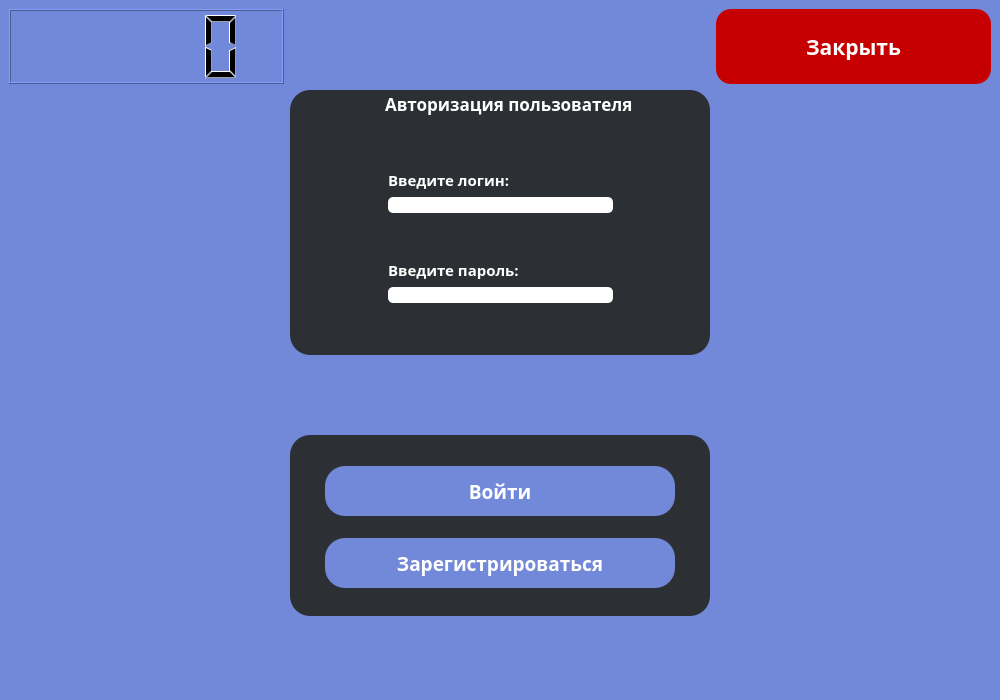
Before: the Qt Designer form auth.ui in Proto999/authgui, drawn with Qt 5.
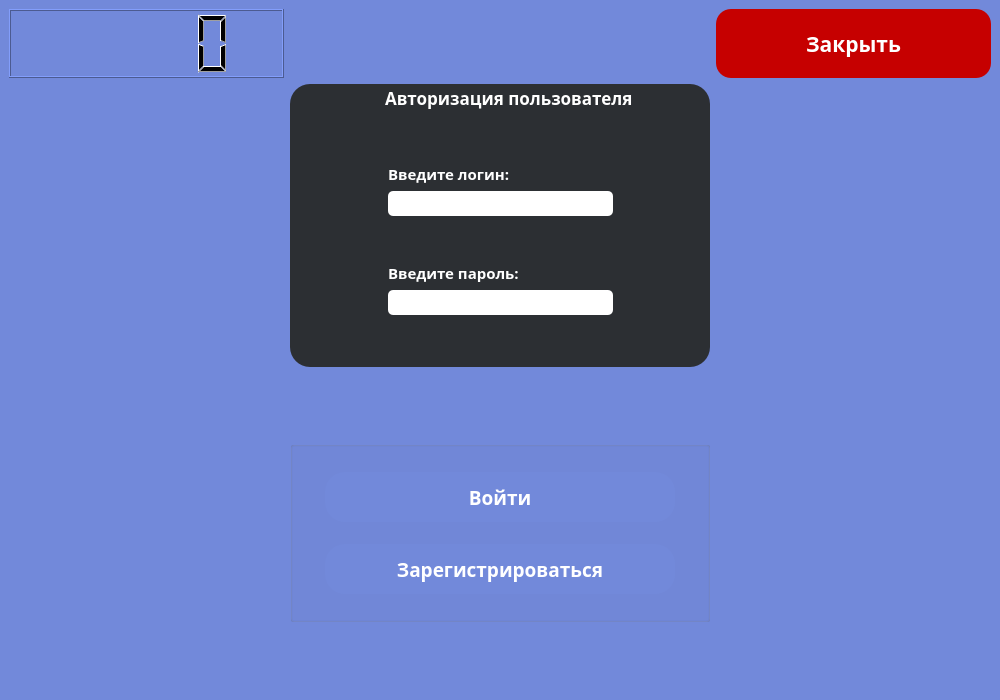
After: the same form once the commit is applied.

What changed in the file:
```diff
--- a/auth.ui
+++ b/auth.ui
@@ -13,7 +13,7 @@
   <property name="font">
    <font>
     <family>gg sans</family>
-    <bold>true</bold>
+    <bold>false</bold>
    </font>
   </property>
   <property name="windowTitle">
@@ -128,9 +128,16 @@
          <property name="minimumSize">
           <size>
            <width>225</width>
-           <height>0</height>
+           <height>25</height>
           </size>
          </property>
+         <property name="font">
+          <font>
+           <family>gg sans</family>
+           <pointsize>11</pointsize>
+           <bold>true</bold>
+          </font>
+         </property>
          <property name="styleSheet">
           <string notr="true">background-color: rgb(255, 255, 255);
 border-radius: 5px;
@@ -176,6 +183,19 @@
        </item>
        <item row="2" column="1">
         <widget class="QLineEdit" name="lineEdit">
+         <property name="minimumSize">
+          <size>
+           <width>225</width>
+           <height>25</height>
+          </size>
+         </property>
+         <property name="font">
+          <font>
+           <family>gg sans</family>
+           <pointsize>11</pointsize>
+           <bold>true</bold>
+          </font>
+         </property>
          <property name="styleSheet">
           <string notr="true">background-color: rgb(255, 255, 255);
 border-radius: 5px;
@@ -279,7 +299,8 @@
        <string notr="true">background-color: rgb(44, 47, 51);
 color: rgb(255, 255, 255);
 border-radius: 20px;
-</string>
+QPushButton#pushButton{
+	border-color: rgb(77, 77, 115);}</string>
       </property>
       <property name="title">
        <string/>
```
